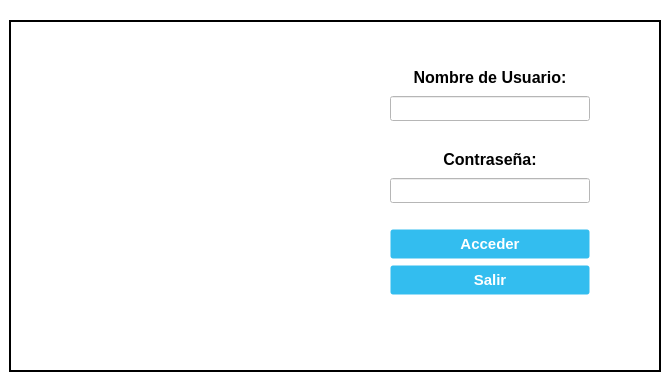
e-serrano/ERP_EIPSA, file UI_Files/Login_Window.ui: the form before one commit.
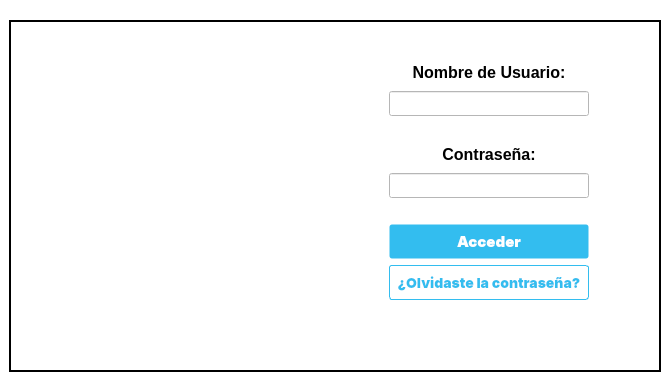
The form after the commit. Icons and pictures are not drawn.

Diff of the .ui file:
```diff
--- a/UI_Files/Login_Window.ui
+++ b/UI_Files/Login_Window.ui
@@ -39,42 +39,6 @@
 
 .QFrame {
 	border: 2px solid black;
-}
-
-QPushButton {
-background-color: #33bdef;
-  border: 1px solid transparent;
-  border-radius: 3px;
-  box-shadow: rgba(255, 255, 255, .4) 0 1px 0 0 inset;
-  box-sizing: border-box;
-  color: #fff;
-  cursor: pointer;
-  display: inline-block;
-  font-family: -apple-system,system-ui,&quot;Segoe UI&quot;,&quot;Liberation Sans&quot;,sans-serif;
-  font-size: 15px;
-  font-weight: 800;
-  line-height: 1.15385;
-  margin: 0;
-  outline: none;
-  padding: 8px .8em;
-  text-align: center;
-  text-decoration: none;
-  text-shadow: 0px 1px 0px #263666;
-  user-select: none;
-  -webkit-user-select: none;
-  touch-action: manipulation;
-  vertical-align: baseline;
-  white-space: nowrap;
-}
-
-QPushButton:hover {
-	background-color: #019ad2;
-	border-color: rgb(0, 0, 0);
-}
-
-QPushButton:pressed {
-	background-color: rgb(1, 140, 190);
-	border-color: rgb(255, 255, 255);
 }</string>
   </property>
   <property name="toolButtonStyle">
@@ -146,8 +110,8 @@
            </property>
            <property name="maximumSize">
             <size>
-             <width>256</width>
-             <height>234</height>
+             <width>255</width>
+             <height>235</height>
             </size>
            </property>
            <property name="text">
@@ -383,23 +347,53 @@
              <property name="minimumSize">
               <size>
                <width>200</width>
-               <height>30</height>
+               <height>35</height>
               </size>
              </property>
              <property name="maximumSize">
               <size>
                <width>200</width>
-               <height>30</height>
+               <height>35</height>
               </size>
              </property>
              <property name="font">
               <font>
+               <family>-apple-system</family>
                <pointsize>-1</pointsize>
                <bold>true</bold>
                <underline>false</underline>
                <strikeout>false</strikeout>
               </font>
              </property>
+             <property name="styleSheet">
+              <string notr="true">QPushButton {
+background-color: #33bdef;
+  border: 1px solid transparent;
+  border-radius: 3px;
+  color: #fff;
+  font-family: -apple-system,system-ui,&quot;Segoe UI&quot;,&quot;Liberation Sans&quot;,sans-serif;
+  font-size: 15px;
+  font-weight: 800;
+  line-height: 1.15385;
+  margin: 0;
+  outline: none;
+  padding: 8px .8em;
+  text-align: center;
+  text-decoration: none;
+  vertical-align: baseline;
+  white-space: nowrap;
+}
+
+QPushButton:hover {
+	background-color: #019ad2;
+	border-color: rgb(0, 0, 0);
+}
+
+QPushButton:pressed {
+	background-color: rgb(1, 140, 190);
+	border-color: rgb(255, 255, 255);
+}</string>
+             </property>
              <property name="text">
               <string>Acceder</string>
              </property>
@@ -419,25 +413,56 @@
              <property name="minimumSize">
               <size>
                <width>200</width>
-               <height>30</height>
+               <height>35</height>
               </size>
              </property>
              <property name="maximumSize">
               <size>
                <width>200</width>
-               <height>30</height>
+               <height>35</height>
               </size>
              </property>
              <property name="font">
               <font>
+               <family>-apple-system</family>
                <pointsize>-1</pointsize>
                <bold>true</bold>
                <underline>false</underline>
                <strikeout>false</strikeout>
               </font>
              </property>
+             <property name="styleSheet">
+              <string notr="true">QPushButton {
+background-color: #fff;
+  border: 1px solid transparent;
+  border-radius: 3px;
+  border-color: #33bdef;
+  color: #33bdef;
+  font-family: -apple-system,system-ui,&quot;Segoe UI&quot;,&quot;Liberation Sans&quot;,sans-serif;
+  font-size: 14px;
+  font-weight: 800;
+  line-height: 1.15385;
+  margin: 0;
+  outline: none;
+  padding: 8px .8em;
+  text-align: center;
+  text-decoration: none;
+  vertical-align: center;
+  white-space: nowrap;
+}
+
+QPushButton:hover {
+	background-color: rgb(236, 236, 236);
+	border-color: rgb(0, 0, 0);
+}
+
+QPushButton:pressed {
+	background-color: rgb(220, 220, 220);
+	border-color: rgb(255, 255, 255);
+}</string>
+             </property>
              <property name="text">
-              <string>Salir</string>
+              <string>¿Olvidaste la contraseña?</string>
              </property>
             </widget>
            </item>
@@ -461,6 +486,9 @@
              <property name="text">
               <string/>
              </property>
+             <property name="wordWrap">
+              <bool>true</bool>
+             </property>
             </widget>
            </item>
           </layout>
```
Left out of the diff: 8 changed lines with no effect on the pictures.
